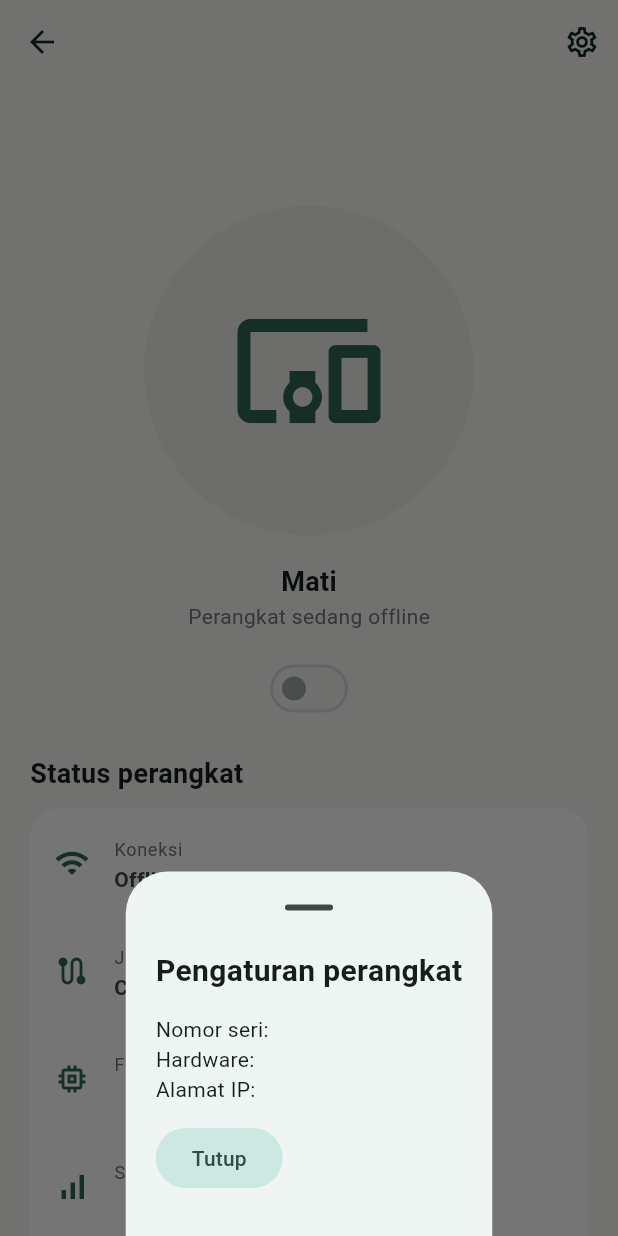
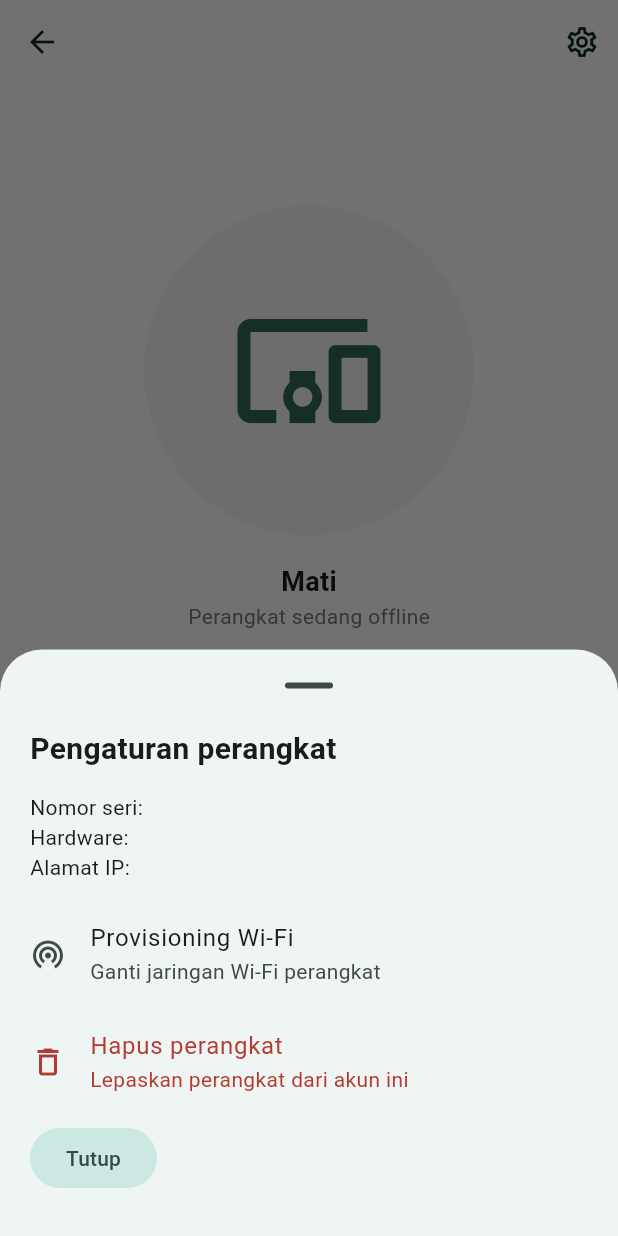
Before and after one commit to berbagibaik1202/riziocloud, a Flutter app: the _DeviceDetailPage screen opened directly with empty values, after a tap on the "settings" icon, on a phone screen of 412 x 824 dp. Run offline on Flutter 3.47's test engine with Material 3 defaults, Android fonts, the phone set to English and light mode, and no system bars; our stand-ins replace flutter_secure_storage, permission_handler; missing offline and left inert: mobile_scanner, wifi_scan; accounts and stored records are empty.

Commit message:
feat: add sensor wifi and delete settings

```diff
--- a/mobile/flutter/lib/main.dart
+++ b/mobile/flutter/lib/main.dart
@@ -624,6 +624,7 @@
           device: d,
           onToggle: _toggleDevice,
           onRefresh: () => _refreshDeviceStatus(d),
+          onProvision: () => _provisionDevice(d),
           onHistory: (rangeHours, bucketMinutes) => api.temperatureHistory(
             d['sn'] as String,
             rangeHours: rangeHours,
@@ -667,6 +668,29 @@
       }
       device['state'] = state;
     }
+  }
+
+  Future<void> _provisionDevice(dynamic device) async {
+    final ssid = await selectWifiNetwork();
+    if (ssid == null || !mounted) return;
+    final values = await form(
+      'Konfigurasi Wi-Fi perangkat',
+      {'Kata sandi Wi-Fi': '', 'Kode setup perangkat': ''},
+      secrets: {'Kata sandi Wi-Fi', 'Kode setup perangkat'},
+    );
+    if (values == null) return;
+    await run(() async {
+      final address = network.addresses[device['sn']] ?? 'http://192.168.4.1';
+      await network.provision(
+        ssid,
+        values['Kata sandi Wi-Fi']!,
+        values['Kode setup perangkat']!,
+        address: address,
+      );
+      message(
+        'Konfigurasi Wi-Fi diterima. Sambungkan HP kembali ke jaringan rumah, lalu refresh perangkat.',
+      );
+    });
   }
 
   Future<bool> _unclaimDevice(dynamic device) async {
@@ -1317,6 +1341,7 @@
     required this.device,
     required this.onToggle,
     required this.onRefresh,
+    required this.onProvision,
     required this.onHistory,
     required this.onAlias,
     required this.onUnclaim,
@@ -1325,6 +1350,7 @@
   final Future<void> Function(dynamic device, dynamic channel, bool value)
   onToggle;
   final Future<void> Function() onRefresh;
+  final Future<void> Function() onProvision;
   final Future<List<dynamic>> Function(int rangeHours, int bucketMinutes)
   onHistory;
   final Future<void> Function(int channelId, String alias) onAlias;
@@ -2607,6 +2633,33 @@
                 Text('Hardware: ${device['hardware_version'] ?? '—'}'),
                 Text('Alamat IP: ${state['ip_address'] ?? '—'}'),
                 const SizedBox(height: 12),
+                ListTile(
+                  contentPadding: EdgeInsets.zero,
+                  leading: const Icon(Icons.wifi_tethering_outlined),
+                  title: const Text('Provisioning Wi-Fi'),
+                  subtitle: const Text('Ganti jaringan Wi-Fi perangkat'),
+                  onTap: () async {
+                    Navigator.pop(sheetContext);
+                    await widget.onProvision();
+                  },
+                ),
+                ListTile(
+                  contentPadding: EdgeInsets.zero,
+                  leading: const Icon(
+                    Icons.delete_outline,
+                    color: Color(0xffb33a32),
+                  ),
+                  title: const Text('Hapus perangkat'),
+                  subtitle: const Text('Lepaskan perangkat dari akun ini'),
+                  textColor: const Color(0xffb33a32),
+                  onTap: () async {
+                    Navigator.pop(sheetContext);
+                    final deleted = await widget.onUnclaim();
+                    if (!context.mounted || !deleted) return;
+                    Navigator.of(context).pop();
+                  },
+                ),
+                const SizedBox(height: 4),
                 FilledButton.tonal(
                   onPressed: () => Navigator.pop(sheetContext),
                   child: const Text('Tutup'),
```
